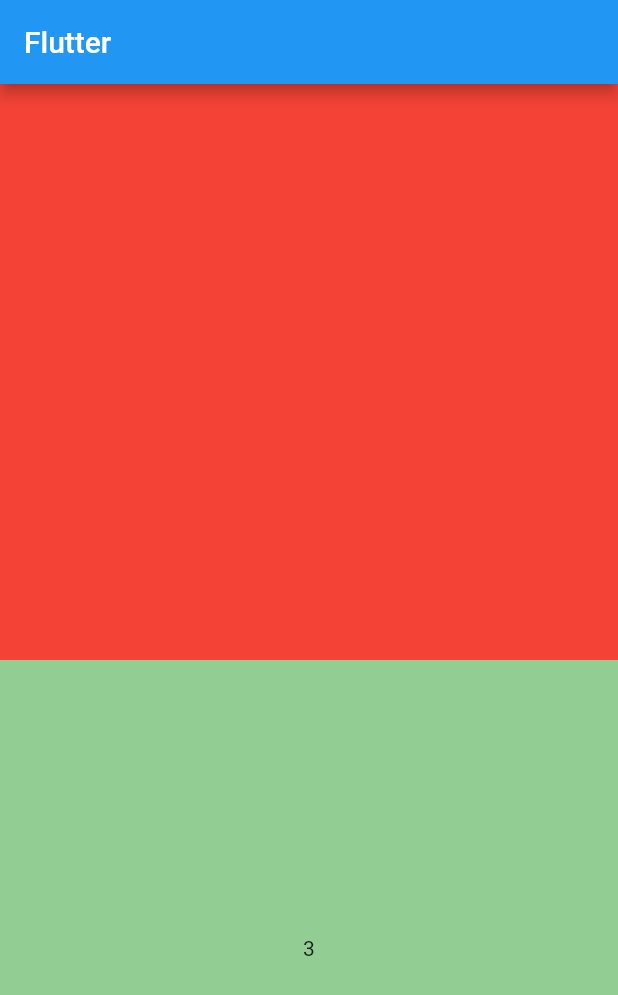
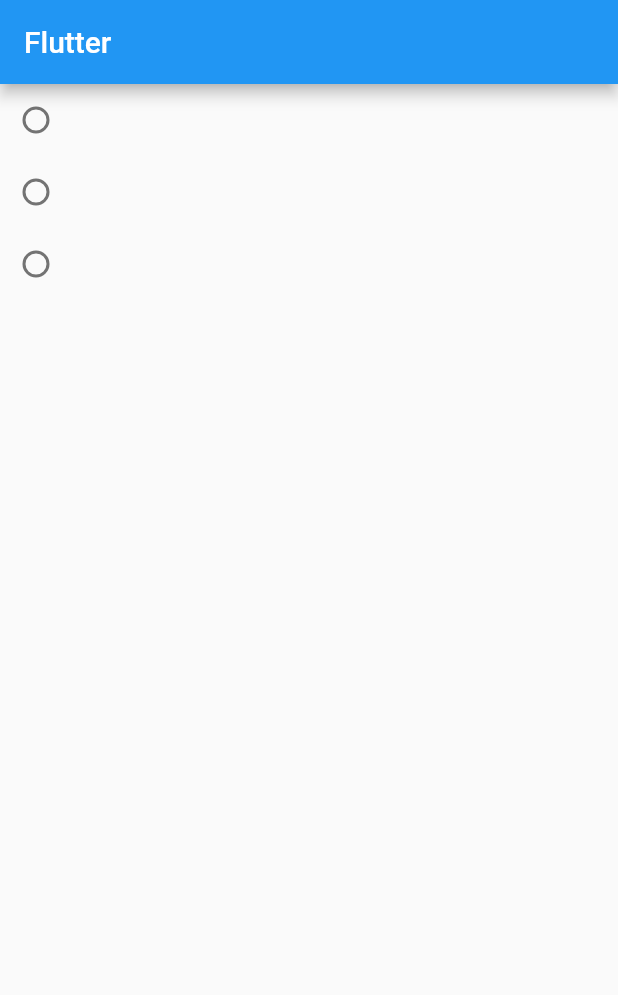
Before and after one commit to khoon9/practice-flutter, a Flutter app: the screen it shows after launch, on a phone screen of 412 x 824 dp. Shown: the top 995 px of the screen. Run offline on Flutter 3.47's test engine with Material 2 defaults, Android fonts, the light colour scheme and no system bars.

```diff
--- a/flutter_project01/lib/main.dart
+++ b/flutter_project01/lib/main.dart
@@ -16,79 +16,78 @@ class Body extends StatelessWidget {
 
   @override
   Widget build(BuildContext context) {
-    return const Column(
+    return Column(
       children: [
-        ExampleStateless(),
-        ExampleStateful(index: 3),
+        // TestCheckBox(),
+        TestRadioButton(),
       ],
     );
   }
 }
 
-class ExampleStateless extends StatelessWidget {
-  const ExampleStateless({super.key});
+class TestCheckBox extends StatefulWidget {
+  const TestCheckBox({super.key});
 
   @override
-  Widget build(BuildContext context) {
-    return Expanded(
-      child: Container(
-        color: Colors.red,
-      ),
-    );
-  }
+  State<TestCheckBox> createState() => _TestCheckBoxState();
 }
 
-class ExampleStateful extends StatefulWidget {
-  final int index;
+class _TestCheckBoxState extends State<TestCheckBox> {
+  late List<bool> values;
 
-  const ExampleStateful({required this.index,super.key});
-
-  @override
-  State<ExampleStateful> createState() => _ExampleStatefulState();
-}
-class _ExampleStatefulState extends State<ExampleStateful> {
-  // 언더바 는 private 변수를 의미한다
-  late int _index;
-  late TextEditingController textEditingController;
 
   @override
   void initState() {
     super.initState();
-    _index = widget.index;
-    textEditingController = TextEditingController();
-  }
-
-  // 이 안에서 Stream 을 사용하거나 다른 네트워크 통신 객체를 가져가서 쓴다던지
-  // 스크롤 컨트롤러나 텍스트 컨트롤러 객체들이 상황 종결임을 알려주는 역할을 수행하여 리소스를 반환
-  @override
-  void dispose() {
-    textEditingController.dispose();
-    super.dispose();
+    values = [false, false, false];
   }
 
   @override
   Widget build(BuildContext context) {
-    // GestureDetector 란 위젯안에서 특정한 엑션에 대해 감지하는 역할을 수행한다.
-    return Expanded(
-      child: GestureDetector(
-        onTap: (){
-          // state 가 바뀌었다는 걸 위젯한테 알려준다.
-          setState(() {
-
-          });
-          if(_index == 5){
-            _index = 0;
-            return;
-          }
-          _index++;
-        },
-        child: Container(
-        color: Colors.green.withOpacity(_index/5),
-          child: Center(
-            child: Text('$_index'),
-          ),
-        ),
-      ),
+    return Row(
+      children: [
+        Checkbox(value: values[0], onChanged: (value) => changeValue(0, value: value)),
+        Checkbox(value: values[1], onChanged: (value) => changeValue(1, value: value)),
+        Checkbox(value: values[2], onChanged: (value) => changeValue(2, value: value)),
+      ],
     );
   }
+
+  void changeValue(int index, {bool? value = false}){
+    setState(() {
+      values[index] = value!;
+    });
+  }
+
 }
+
+class TestRadioButton extends StatefulWidget {
+  const TestRadioButton({super.key});
+
+  @override
+  State<TestRadioButton> createState() => _TestRadioButtonState();
+}
+
+enum TestRadioValue{
+  test1,
+  test2,
+  test3,
+}
+
+class _TestRadioButtonState extends State<TestRadioButton> {
+  TestRadioValue? selectValue;
+
+  @override
+  Widget build(BuildContext context) {
+    return Column(
+      children: [
+        Radio<TestRadioValue>(value: TestRadioValue.test1, groupValue: selectValue, onChanged: (value)=> changeValue(value!)),
+        Radio<TestRadioValue>(value: TestRadioValue.test2, groupValue: selectValue, onChanged: (value)=> changeValue(value!)),
+        Radio<TestRadioValue>(value: TestRadioValue.test3, groupValue: selectValue, onChanged: (value)=> changeValue(value!)),
+      ],
+    );
+  }
+  void changeValue(TestRadioValue value) {
+    setState(() => selectValue = value);
+  }
+}
```
